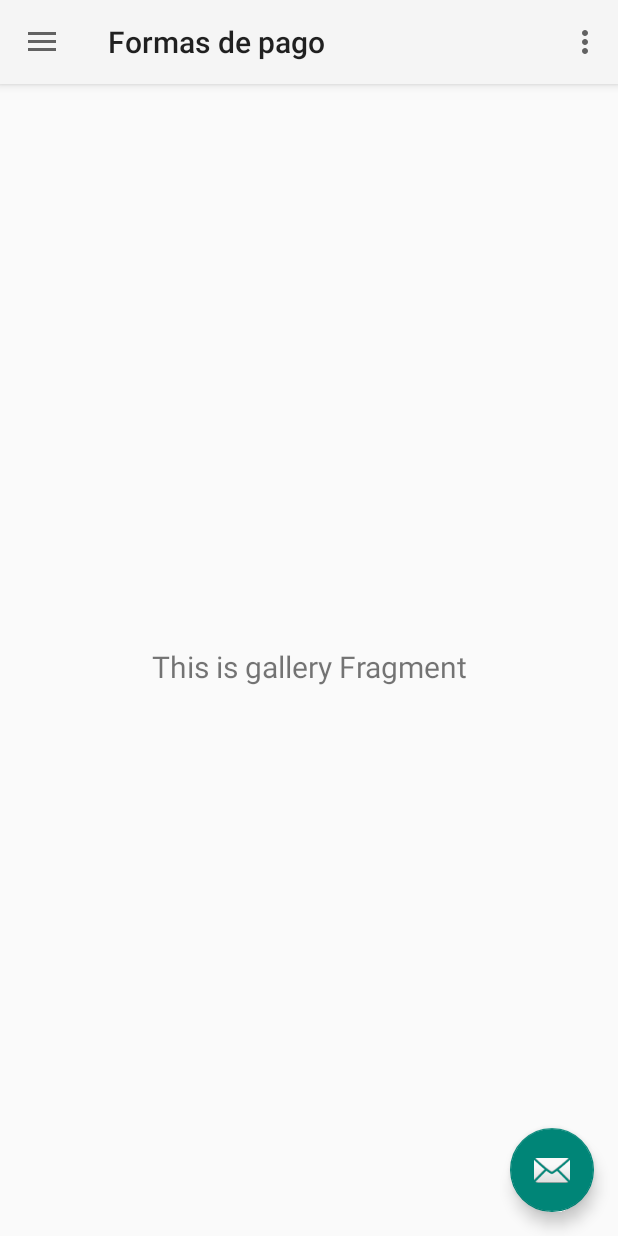
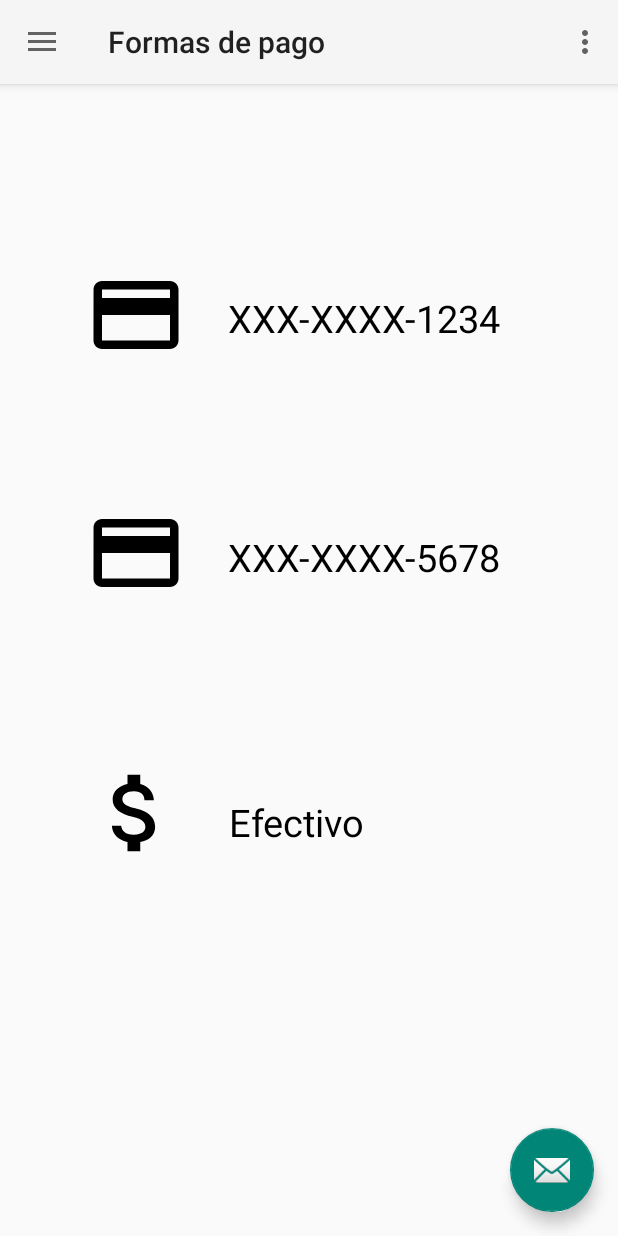
Before and after one commit to BricardoL/KotlinRIDE, an Android app: the GalleryFragment screen opened through its navigation route, on a phone screen of 412 x 824 dp. Run offline under Robolectric (Android 15) with nearby library versions, the phone set to English and light mode, and no system bars; our stand-ins replace Firebase (no records; nobody signed in at launch, a user with empty details on screens opened directly), Volley, navigation-ui; Roboto replaces fonts that are not available here.

Commit message:
Vista del cliente

```diff
--- a/TransporteUniversitarioApp/app/src/main/java/com/blazo/transporteuniversitarioapp/ui/gallery/GalleryViewModel.kt
+++ b/TransporteUniversitarioApp/app/src/main/java/com/blazo/transporteuniversitarioapp/ui/gallery/GalleryViewModel.kt
@@ -7,7 +7,7 @@ import androidx.lifecycle.ViewModel
 class GalleryViewModel : ViewModel() {
 
     private val _text = MutableLiveData<String>().apply {
-        value = "This is gallery Fragment"
+        value = ""
     }
     val text: LiveData<String> = _text
 }
--- /dev/null
+++ b/TransporteUniversitarioApp/app/src/main/res/drawable/ic_credit_card_black_24dp.xml
@@ -0,0 +1,9 @@
+<vector xmlns:android="http://schemas.android.com/apk/res/android"
+        android:width="24dp"
+        android:height="24dp"
+        android:viewportWidth="24.0"
+        android:viewportHeight="24.0">
+    <path
+        android:fillColor="#FF000000"
+        android:pathData="M20,4L4,4c-1.11,0 -1.99,0.89 -1.99,2L2,18c0,1.11 0.89,2 2,2h16c1.11,0 2,-0.89 2,-2L22,6c0,-1.11 -0.89,-2 -2,-2zM20,18L4,18v-6h16v6zM20,8L4,8L4,6h16v2z"/>
+</vector>
--- a/TransporteUniversitarioApp/app/src/main/res/layout/fragment_gallery.xml
+++ b/TransporteUniversitarioApp/app/src/main/res/layout/fragment_gallery.xml
@@ -6,17 +6,91 @@
     android:layout_height="match_parent"
     tools:context=".ui.gallery.GalleryFragment">
 
+    <ImageView
+        android:id="@+id/credit_card"
+        android:layout_width="85dp"
+        android:layout_height="68dp"
+        android:src="@drawable/ic_credit_card_black_24dp"
+        app:layout_constraintBottom_toBottomOf="parent"
+        app:layout_constraintEnd_toEndOf="parent"
+        app:layout_constraintHorizontal_bias="0.147"
+        app:layout_constraintStart_toStartOf="parent"
+        app:layout_constraintTop_toTopOf="parent"
+        app:layout_constraintVertical_bias="0.171" />
+
+    <ImageView
+        android:id="@+id/credit_card2"
+        android:layout_width="85dp"
+        android:layout_height="68dp"
+        android:layout_marginTop="24dp"
+        android:src="@drawable/ic_credit_card_black_24dp"
+        app:layout_constraintBottom_toBottomOf="parent"
+        app:layout_constraintEnd_toEndOf="parent"
+        app:layout_constraintHorizontal_bias="0.147"
+        app:layout_constraintStart_toStartOf="parent"
+        app:layout_constraintTop_toBottomOf="@+id/credit_card"
+        app:layout_constraintVertical_bias="0.137" />
+
+    <TextView
+        android:id="@+id/textView11"
+        android:layout_width="wrap_content"
+        android:layout_height="wrap_content"
+        android:text="XXX-XXXX-1234"
+        android:textColor="#000"
+        android:textSize="25sp"
+        app:layout_constraintBottom_toBottomOf="parent"
+        app:layout_constraintEnd_toEndOf="parent"
+        app:layout_constraintHorizontal_bias="0.191"
+        app:layout_constraintStart_toEndOf="@+id/credit_card"
+        app:layout_constraintTop_toTopOf="parent"
+        app:layout_constraintVertical_bias="0.189" />
+
+    <TextView
+        android:id="@+id/textView12"
+        android:layout_width="wrap_content"
+        android:layout_height="wrap_content"
+        android:text="XXX-XXXX-5678"
+        android:textColor="#000"
+        android:textSize="25sp"
+        app:layout_constraintBottom_toBottomOf="parent"
+        app:layout_constraintEnd_toEndOf="parent"
+        app:layout_constraintHorizontal_bias="0.191"
+        app:layout_constraintStart_toEndOf="@+id/credit_card2"
+        app:layout_constraintTop_toBottomOf="@+id/textView11"
+        app:layout_constraintVertical_bias="0.223" />
+
+    <ImageView
+        android:id="@+id/imageView5"
+        android:layout_width="85dp"
+        android:layout_height="68dp"
+        android:layout_marginTop="24dp"
+        android:src="@drawable/ic_money"
+        app:layout_constraintBottom_toBottomOf="parent"
+        app:layout_constraintEnd_toEndOf="parent"
+        app:layout_constraintHorizontal_bias="0.147"
+        app:layout_constraintStart_toStartOf="parent"
+        app:layout_constraintTop_toBottomOf="@+id/credit_card2"
+        app:layout_constraintVertical_bias="0.247" />
+
+    <TextView
+        android:id="@+id/textView13"
+        android:layout_width="wrap_content"
+        android:layout_height="wrap_content"
+        android:text="Efectivo"
+        android:textColor="#000"
+        android:textSize="25sp"
+        app:layout_constraintBottom_toBottomOf="parent"
+        app:layout_constraintEnd_toEndOf="parent"
+        app:layout_constraintHorizontal_bias="0.101"
+        app:layout_constraintStart_toEndOf="@+id/imageView5"
+        app:layout_constraintTop_toBottomOf="@+id/textView12"
+        app:layout_constraintVertical_bias="0.354" />
+
     <TextView
         android:id="@+id/text_gallery"
-        android:layout_width="match_parent"
+        android:layout_width="wrap_content"
         android:layout_height="wrap_content"
-        android:layout_marginStart="8dp"
-        android:layout_marginTop="8dp"
-        android:layout_marginEnd="8dp"
-        android:textAlignment="center"
-        android:textSize="20sp"
-        app:layout_constraintBottom_toBottomOf="parent"
-        app:layout_constraintEnd_toEndOf="parent"
-        app:layout_constraintStart_toStartOf="parent"
-        app:layout_constraintTop_toTopOf="parent" />
+
+        tools:layout_editor_absoluteX="326dp"
+        tools:layout_editor_absoluteY="18dp" />
 </androidx.constraintlayout.widget.ConstraintLayout>
```
